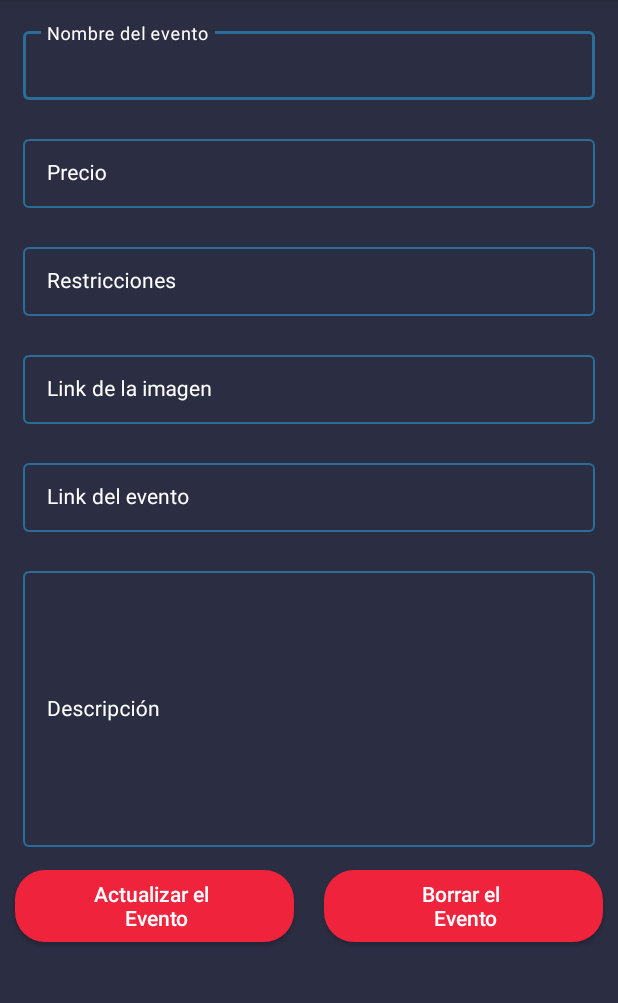
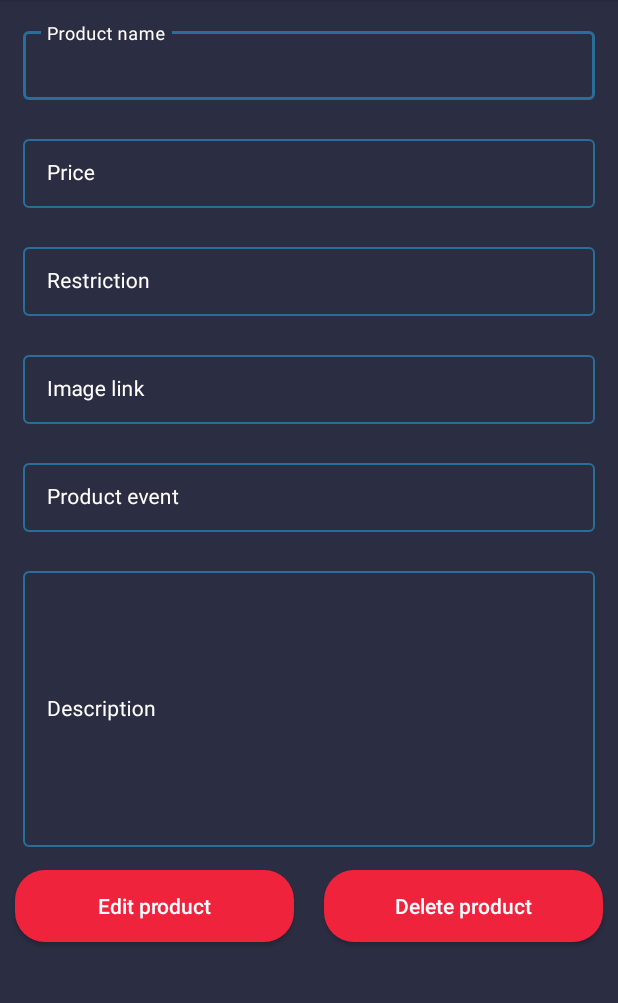
Before and after one commit to luiscotoo/ProyectoDSM, an Android app: the EditProductos screen opened directly, with no data from a screen before it, on a phone screen of 412 x 824 dp, the part 84-1087 px from its top. Run offline under Robolectric (Android 15) with nearby library versions, the phone set to English and light mode, and no system bars; our stand-ins replace Firebase (no records; nobody signed in at launch, a user with empty details on screens opened directly).

Commit message:
terminando y final

```diff
--- a/MedOne/app/src/main/java/sv/edu/udb/medone/AddProductos.java
+++ b/MedOne/app/src/main/java/sv/edu/udb/medone/AddProductos.java
@@ -30,7 +30,7 @@ public class AddProductos extends AppCompatActivity {
     protected void onCreate(Bundle savedInstanceState) {
         super.onCreate(savedInstanceState);
         setContentView(R.layout.activity_add_productos);
-        addProductBtn = findViewById(R.id.idBtnAddProduct);
+        addProductBtn = findViewById(R.id.idBtnAEditProduct);
         productNameEdt = findViewById(R.id.idEdtProductName);
         productDescEdt = findViewById(R.id.idEdtProductDescription);
         productPriceEdt = findViewById(R.id.idEdtProductPrice);
--- a/MedOne/app/src/main/java/sv/edu/udb/medone/EditProductos.java
+++ b/MedOne/app/src/main/java/sv/edu/udb/medone/EditProductos.java
@@ -34,7 +34,7 @@ public class EditProductos extends AppCompatActivity {
     protected void onCreate(Bundle savedInstanceState) {
         super.onCreate(savedInstanceState);
         setContentView(R.layout.activity_edit_productos);
-        Button addProductBtn = findViewById(R.id.idBtnAddProduct);
+        Button addProductBtn = findViewById(R.id.idBtnAEditProduct);
         productNameEdt = findViewById(R.id.idEdtProductName);
         productDescEdt = findViewById(R.id.idEdtProductDescription);
         productPriceEdt = findViewById(R.id.idEdtProductPrice);
--- a/MedOne/app/src/main/res/layout/activity_edit_productos.xml
+++ b/MedOne/app/src/main/res/layout/activity_edit_productos.xml
@@ -26,7 +26,7 @@
                 android:layout_marginLeft="10dp"
                 android:layout_marginTop="10dp"
                 android:layout_marginRight="10dp"
-                android:hint="Nombre del evento"
+                android:hint="@string/idTILProductName"
                 android:padding="5dp"
                 android:textColorHint="@color/white"
                 app:hintTextColor="@color/white">
@@ -52,7 +52,7 @@
                 android:layout_marginLeft="10dp"
                 android:layout_marginTop="10dp"
                 android:layout_marginRight="10dp"
-                android:hint="Precio"
+                android:hint="@string/idTILProductPrice"
                 android:padding="5dp"
                 android:textColorHint="@color/white"
                 app:boxStrokeColor="@color/purple_200"
@@ -80,7 +80,7 @@
                 android:layout_marginLeft="10dp"
                 android:layout_marginTop="10dp"
                 android:layout_marginRight="10dp"
-                android:hint="Restricciones"
+                android:hint="@string/idTILProductSuitedFor"
                 android:padding="5dp"
                 android:textColorHint="@color/white"
                 app:hintTextColor="@color/white">
@@ -106,7 +106,7 @@
                 android:layout_marginLeft="10dp"
                 android:layout_marginTop="10dp"
                 android:layout_marginRight="10dp"
-                android:hint="Link de la imagen"
+                android:hint="@string/idTILProductImageLink"
                 android:padding="5dp"
                 android:textColorHint="@color/white"
                 app:hintTextColor="@color/white">
@@ -132,7 +132,7 @@
                 android:layout_marginLeft="10dp"
                 android:layout_marginTop="10dp"
                 android:layout_marginRight="10dp"
-                android:hint="Link del evento"
+                android:hint="@string/idTILProductLink"
                 android:padding="5dp"
                 android:textColorHint="@color/white"
                 app:hintTextColor="@color/white">
@@ -159,7 +159,7 @@
                 android:layout_marginLeft="10dp"
                 android:layout_marginTop="10dp"
                 android:layout_marginRight="10dp"
-                android:hint="Descripción"
+                android:hint="@string/idTILProductDescription"
                 android:padding="5dp"
                 android:textColorHint="@color/white"
                 app:hintTextColor="@color/white">
@@ -184,7 +184,7 @@
 
                 <!--button for updating a new course-->
                 <androidx.appcompat.widget.AppCompatButton
-                    android:id="@+id/idBtnAddProduct"
+                    android:id="@+id/idBtnAEditProduct"
                     android:layout_width="0dp"
                     android:layout_height="wrap_content"
                     android:layout_marginStart="10dp"
@@ -195,7 +195,7 @@
                     android:background="@drawable/button_back"
                     android:backgroundTint="@color/black_shade_2"
                     android:textColor="@color/white"
-                    android:text="Actualizar el \n Evento"
+                    android:text="@string/idBtnAEditProduct"
                     android:textAllCaps="false" />
 
                 <!--button for deleting a course-->
@@ -211,7 +211,7 @@
                     android:background="@drawable/button_back"
                     android:backgroundTint="@color/black_shade_2"
                     android:textColor="@color/white"
-                    android:text="Borrar el \n Evento"
+                    android:text="@string/idBtnDeleteProduct"
                     android:textAllCaps="false" />
 
             </LinearLayout>
--- a/MedOne/app/src/main/res/values/strings.xml
+++ b/MedOne/app/src/main/res/values/strings.xml
@@ -39,4 +39,15 @@
     <string name="idTVCourseDesc">Description</string>
     <string name="idTVCoursePrice">Price</string>
     <string name="idBtnEditCourse">Edit event</string>
+    <!--   Pantallas de productos   -->
+    <string name="idTILProductName">Product name</string>
+    <string name="idTILProductPrice">Price</string>
+    <string name="idTILProductSuitedFor">Restriction</string>
+    <string name="idTILProductImageLink">Image link</string>
+    <string name="idTILProductLink">Product event</string>
+    <string name="idTILProductDescription">Description</string>
+    <string name="idBtnAddProduct">Add product</string>
+    <string name="idBtnDeleteProduct">Delete product</string>
+    <string name="idBtnAEditProduct">Edit product</string>
+
 </resources>
```
Also changed, not shown: MedOne/app/src/main/res/layout/activity_add_productos.xml (+10 -10 lines), 1 other file.
